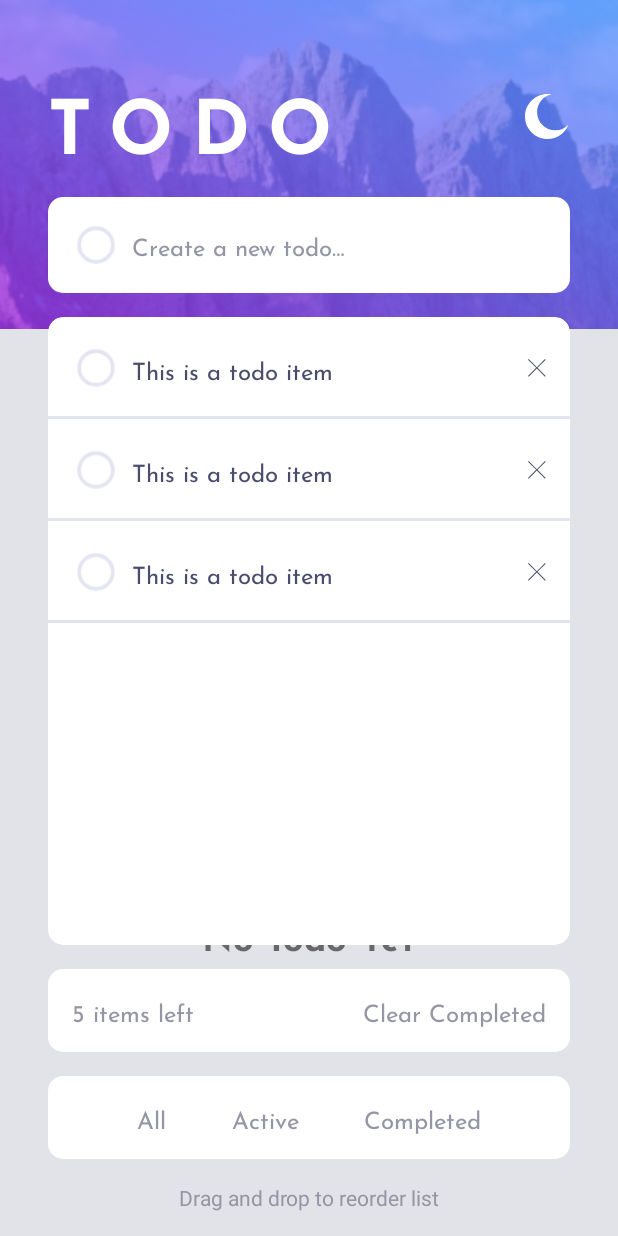
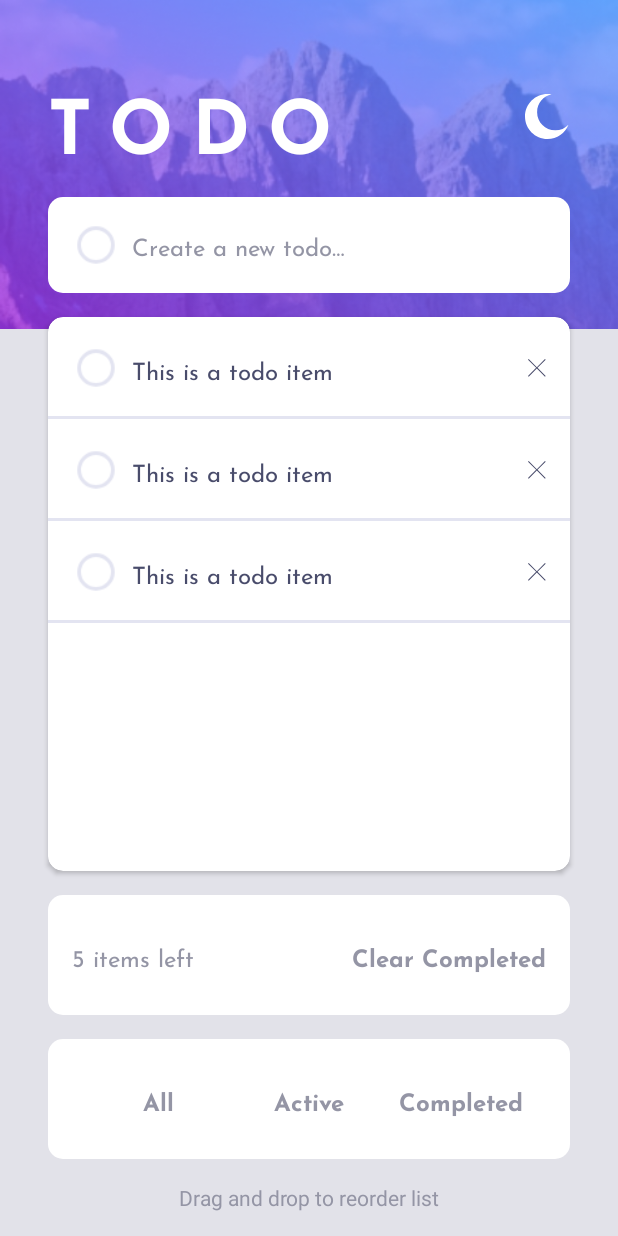
Before and after one commit to vivek091195/todo-app, an Android app built with Jetpack Compose: the layout main.xml on its own in the app's theme, with its tools: preview values and no code run, on a phone screen of 412 x 824 dp. Run offline under Robolectric (Android 15) with nearby library versions, the phone set to English and light mode, and no system bars.

```diff
--- a/app/src/main/res/layout/main.xml
+++ b/app/src/main/res/layout/main.xml
@@ -161,16 +161,21 @@
             android:textColor="#9495a5"
             android:fontFamily="@font/index"
             app:layout_constraintTop_toTopOf="parent"
+            app:layout_constraintBottom_toBottomOf="parent"
             app:layout_constraintStart_toStartOf="parent"/>
-        <TextView
+        <Button
             android:id="@+id/clear_complete_btn"
             android:layout_width="wrap_content"
             android:layout_height="wrap_content"
             android:textSize="16sp"
             android:text="@string/clear_all"
+            android:textFontWeight="700"
+            android:background="@android:color/transparent"
+            android:textAllCaps="false"
             android:textColor="#9495a5"
             android:fontFamily="@font/index"
             app:layout_constraintTop_toTopOf="parent"
+            app:layout_constraintBottom_toBottomOf="parent"
             app:layout_constraintEnd_toEndOf="parent" />
     </androidx.constraintlayout.widget.ConstraintLayout>
 
@@ -186,36 +191,45 @@
         app:layout_constraintEnd_toEndOf="parent"
         app:layout_constraintBottom_toTopOf="@id/instruction"
         app:layout_constraintTop_toBottomOf="@id/detailed_section">
-        <TextView
+        <Button
             android:id="@+id/all_items"
             android:layout_width="wrap_content"
             android:layout_height="wrap_content"
             android:text="@string/select_all"
             android:textSize="16sp"
+            android:fontFamily="@font/index"
+            android:background="@android:color/transparent"
+            android:textFontWeight="700"
             android:textColor="#9495a5"
-            android:fontFamily="@font/index"
+            android:textAllCaps="false"
             app:layout_constraintTop_toTopOf="parent"
             app:layout_constraintStart_toStartOf="parent"
             app:layout_constraintEnd_toStartOf="@id/active_items" />
-        <TextView
+        <Button
             android:id="@+id/active_items"
             android:layout_width="wrap_content"
             android:layout_height="wrap_content"
             android:textSize="16sp"
             android:text="@string/active_list"
+            android:fontFamily="@font/index"
+            android:background="@android:color/transparent"
+            android:textFontWeight="700"
             android:textColor="#9495a5"
-            android:fontFamily="@font/index"
+            android:textAllCaps="false"
             app:layout_constraintStart_toEndOf="@id/all_items"
             app:layout_constraintEnd_toStartOf="@id/completed_items"
             app:layout_constraintTop_toTopOf="parent" />
-        <TextView
+        <Button
             android:id="@+id/completed_items"
             android:layout_width="wrap_content"
             android:layout_height="wrap_content"
             android:textSize="16sp"
             android:text="@string/completed_list"
+            android:fontFamily="@font/index"
+            android:textFontWeight="700"
             android:textColor="#9495a5"
-            android:fontFamily="@font/index"
+            android:textAllCaps="false"
+            android:background="@android:color/transparent"
             app:layout_constraintStart_toEndOf="@id/active_items"
             app:layout_constraintTop_toTopOf="parent"
             app:layout_constraintEnd_toEndOf="parent" />
--- a/app/src/main/res/layout/todo_list_item.xml
+++ b/app/src/main/res/layout/todo_list_item.xml
@@ -51,6 +51,19 @@
             app:layout_constraintBottom_toBottomOf="parent"
             app:layout_constraintEnd_toEndOf="parent"
             android:contentDescription="@string/clear_todo_item" />
+
+        <View
+            android:id="@+id/strikethrough"
+            android:layout_width="0dp"
+            android:layout_height="2dp"
+            app:layout_constraintStart_toEndOf="@id/done_radio"
+            app:layout_constraintEnd_toStartOf="@id/clear_icon"
+            app:layout_constraintTop_toTopOf="parent"
+            app:layout_constraintBottom_toBottomOf="parent"
+            android:layout_marginHorizontal="8dp"
+            android:layout_marginTop="8dp"
+            android:background="#d1d2da"
+            android:visibility="gone" />
     </androidx.constraintlayout.widget.ConstraintLayout>
 
     <View
```
Also changed, not shown: app/src/main/java/com/example/todolist/model/SharedPreferencesUtility.kt (+22 -4 lines), app/src/main/java/com/example/todolist/model/TodoModel.kt (+7 -1 lines), app/src/main/java/com/example/todolist/view/MainActivity.kt (+33 -7 lines), app/src/main/java/com/example/todolist/view/TodoAdapter.kt (+35 -1 lines), app/src/main/java/com/example/todolist/viewmodel/MainViewModel.kt (+16 -11 lines).
